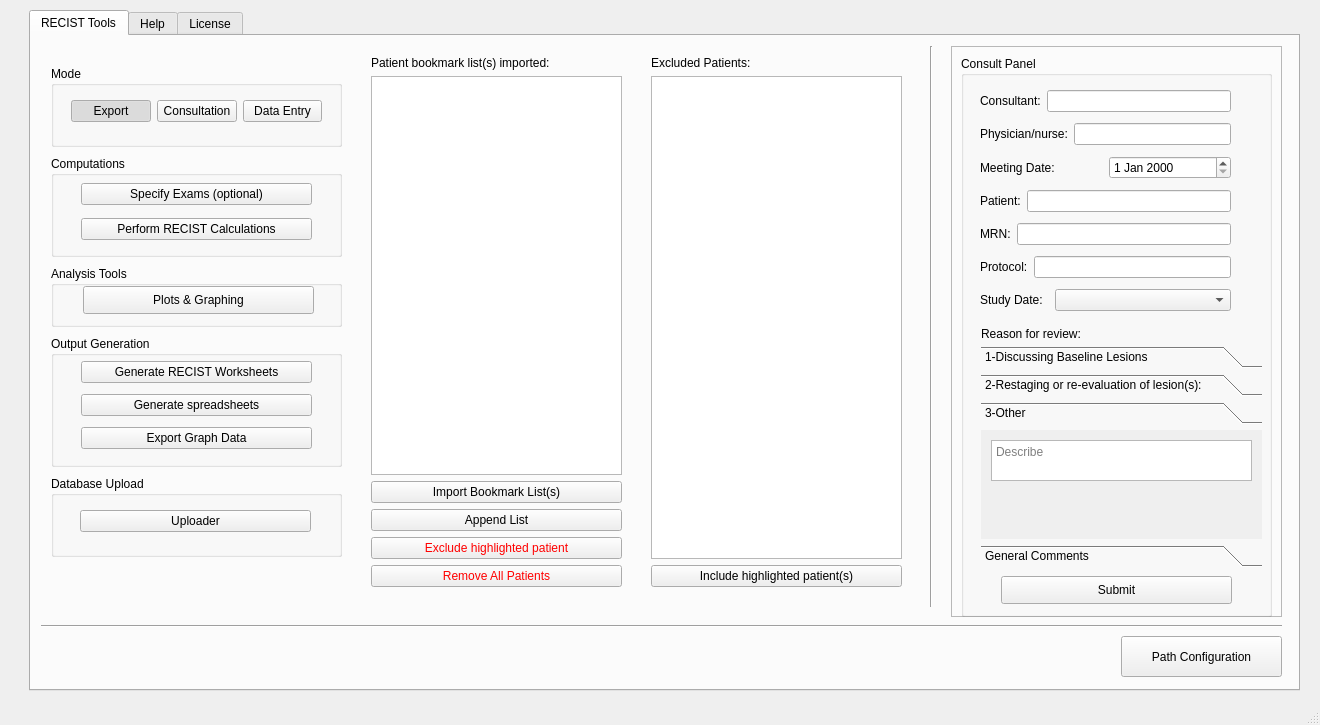
First picture: the form in gui/mainwindow.ui, repository Ngoyal95/ENABLE2.0, before the edit.
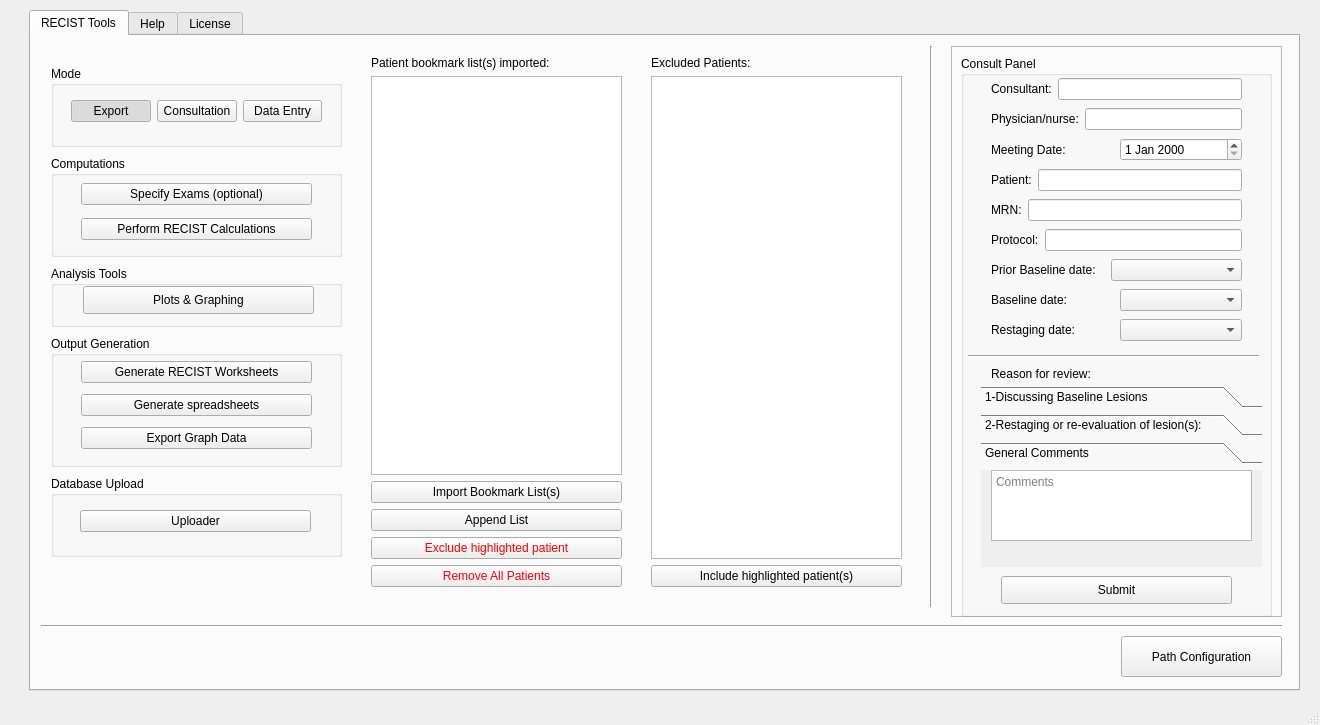
Second picture: the form after the edit. The open tabs and pages were chosen to show the change. Icons and pictures are not drawn.

```diff
--- a/gui/mainwindow.ui
+++ b/gui/mainwindow.ui
@@ -426,10 +426,10 @@
        <widget class="QWidget" name="verticalLayoutWidget_6">
         <property name="geometry">
          <rect>
-          <x>19</x>
-          <y>29</y>
+          <x>30</x>
+          <y>20</y>
           <width>251</width>
-          <height>231</height>
+          <height>274</height>
          </rect>
         </property>
         <layout class="QVBoxLayout" name="verticalLayout">
@@ -544,17 +544,45 @@
             <widget class="QLabel" name="label_10">
              <property name="maximumSize">
               <size>
-               <width>75</width>
+               <width>120</width>
                <height>16777215</height>
               </size>
              </property>
              <property name="text">
-              <string>Study Date:</string>
+              <string>Prior Baseline date:</string>
              </property>
             </widget>
            </item>
            <item>
-            <widget class="QComboBox" name="studyDate"/>
+            <widget class="QComboBox" name="priorBaselineDate"/>
+           </item>
+          </layout>
+         </item>
+         <item>
+          <layout class="QHBoxLayout" name="horizontalLayout_8">
+           <item>
+            <widget class="QLabel" name="label_11">
+             <property name="text">
+              <string>Baseline date:</string>
+             </property>
+            </widget>
+           </item>
+           <item>
+            <widget class="QComboBox" name="baselineDate"/>
+           </item>
+          </layout>
+         </item>
+         <item>
+          <layout class="QHBoxLayout" name="horizontalLayout_10">
+           <item>
+            <widget class="QLabel" name="label_12">
+             <property name="text">
+              <string>Restaging date:</string>
+             </property>
+            </widget>
+           </item>
+           <item>
+            <widget class="QComboBox" name="restagingDate"/>
            </item>
           </layout>
          </item>
@@ -564,9 +592,9 @@
         <property name="geometry">
          <rect>
           <x>20</x>
-          <y>290</y>
+          <y>330</y>
           <width>281</width>
-          <height>221</height>
+          <height>181</height>
          </rect>
         </property>
         <property name="currentIndex">
@@ -647,40 +675,7 @@
           <property name="geometry">
            <rect>
             <x>10</x>
-            <y>50</y>
-            <width>261</width>
-            <height>41</height>
-           </rect>
-          </property>
-          <property name="html">
-           <string>&lt;!DOCTYPE HTML PUBLIC &quot;-//W3C//DTD HTML 4.0//EN&quot; &quot;http://www.w3.org/TR/REC-html40/strict.dtd&quot;&gt;
-&lt;html&gt;&lt;head&gt;&lt;meta name=&quot;qrichtext&quot; content=&quot;1&quot; /&gt;&lt;style type=&quot;text/css&quot;&gt;
-p, li { white-space: pre-wrap; }
-&lt;/style&gt;&lt;/head&gt;&lt;body style=&quot; font-family:'MS Shell Dlg 2'; font-size:7.8pt; font-weight:400; font-style:normal;&quot;&gt;
-&lt;p style=&quot;-qt-paragraph-type:empty; margin-top:0px; margin-bottom:0px; margin-left:0px; margin-right:0px; -qt-block-indent:0; text-indent:0px;&quot;&gt;&lt;br /&gt;&lt;/p&gt;&lt;/body&gt;&lt;/html&gt;</string>
-          </property>
-          <property name="placeholderText">
-           <string>Describe</string>
-          </property>
-         </widget>
-        </widget>
-        <widget class="QWidget" name="page_3">
-         <property name="geometry">
-          <rect>
-           <x>0</x>
-           <y>0</y>
-           <width>281</width>
-           <height>97</height>
-          </rect>
-         </property>
-         <attribute name="label">
-          <string>3-Other</string>
-         </attribute>
-         <widget class="QTextEdit" name="textEdit_3">
-          <property name="geometry">
-           <rect>
-            <x>10</x>
-            <y>10</y>
+            <y>40</y>
             <width>261</width>
             <height>41</height>
            </rect>
@@ -698,6 +693,14 @@
          </widget>
         </widget>
         <widget class="QWidget" name="page_4">
+         <property name="geometry">
+          <rect>
+           <x>0</x>
+           <y>0</y>
+           <width>281</width>
+           <height>88</height>
+          </rect>
+         </property>
          <attribute name="label">
           <string>General Comments</string>
          </attribute>
@@ -726,8 +729,8 @@
        <widget class="QLabel" name="label_9">
         <property name="geometry">
          <rect>
-          <x>20</x>
-          <y>270</y>
+          <x>30</x>
+          <y>310</y>
           <width>121</width>
           <height>16</height>
          </rect>
@@ -749,6 +752,19 @@
          <string>Submit</string>
         </property>
        </widget>
+       <widget class="Line" name="line_3">
+        <property name="geometry">
+         <rect>
+          <x>7</x>
+          <y>290</y>
+          <width>291</width>
+          <height>20</height>
+         </rect>
+        </property>
+        <property name="orientation">
+         <enum>Qt::Horizontal</enum>
+        </property>
+       </widget>
       </widget>
      </widget>
     </widget>
```
Left out of the diff: 29 changed lines with no effect on the pictures.
